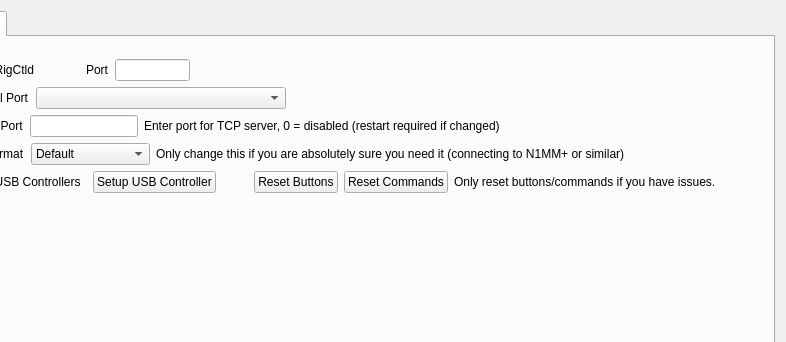
adecarolis/wfweb, file wfmain.ui: the form before one commit; both pictures show x 256 to 1042 and y 0 to 342 of the 1042 by 660 pixel window.
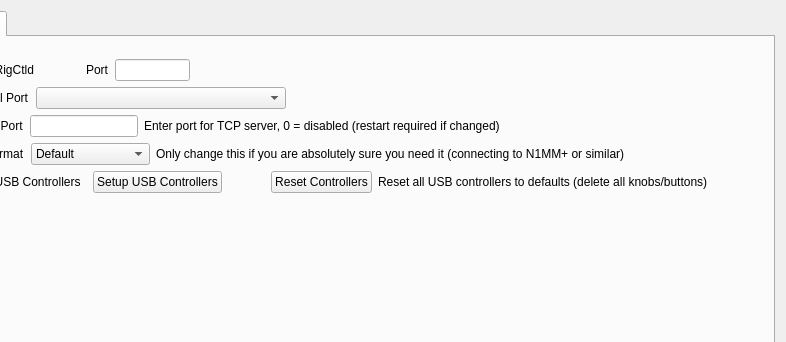
The form after the commit. Custom widgets are drawn as their Qt base class.

Commit message: Receive current knob values from rig

Patch:
```diff
--- a/wfmain.ui
+++ b/wfmain.ui
@@ -5015,7 +5015,7 @@
                    <string/>
                   </property>
                   <property name="text">
-                   <string>Setup USB Controller</string>
+                   <string>Setup USB Controllers</string>
                   </property>
                  </widget>
                 </item>
@@ -5035,21 +5035,14 @@
                 <item>
                  <widget class="QPushButton" name="usbButtonsResetBtn">
                   <property name="text">
-                   <string>Reset Buttons</string>
-                  </property>
-                 </widget>
-                </item>
-                <item>
-                 <widget class="QPushButton" name="usbCommandsResetBtn">
-                  <property name="text">
-                   <string>Reset Commands</string>
+                   <string>Reset Controllers</string>
                   </property>
                  </widget>
                 </item>
                 <item>
                  <widget class="QLabel" name="usbResetLbl">
                   <property name="text">
-                   <string>Only reset buttons/commands if you have issues. </string>
+                   <string>Reset all USB controllers to defaults (delete all knobs/buttons)</string>
                   </property>
                  </widget>
                 </item>
```
Left out of the diff: 8 changed lines with no effect on the pictures. The commit also changes 5 other files.
